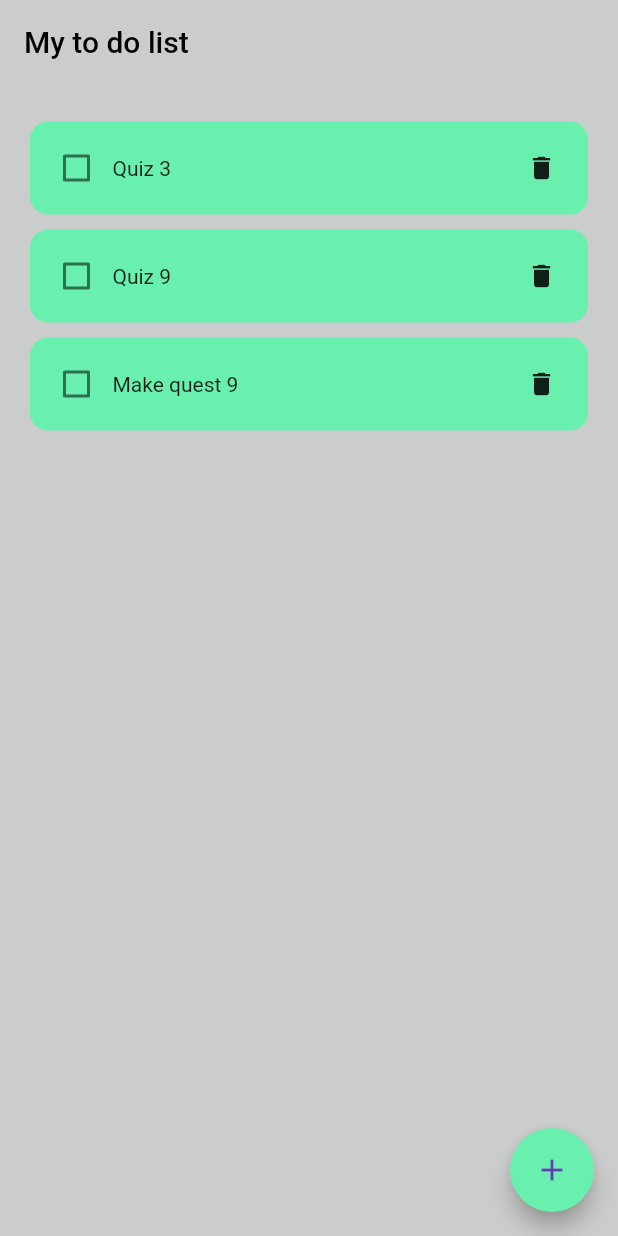
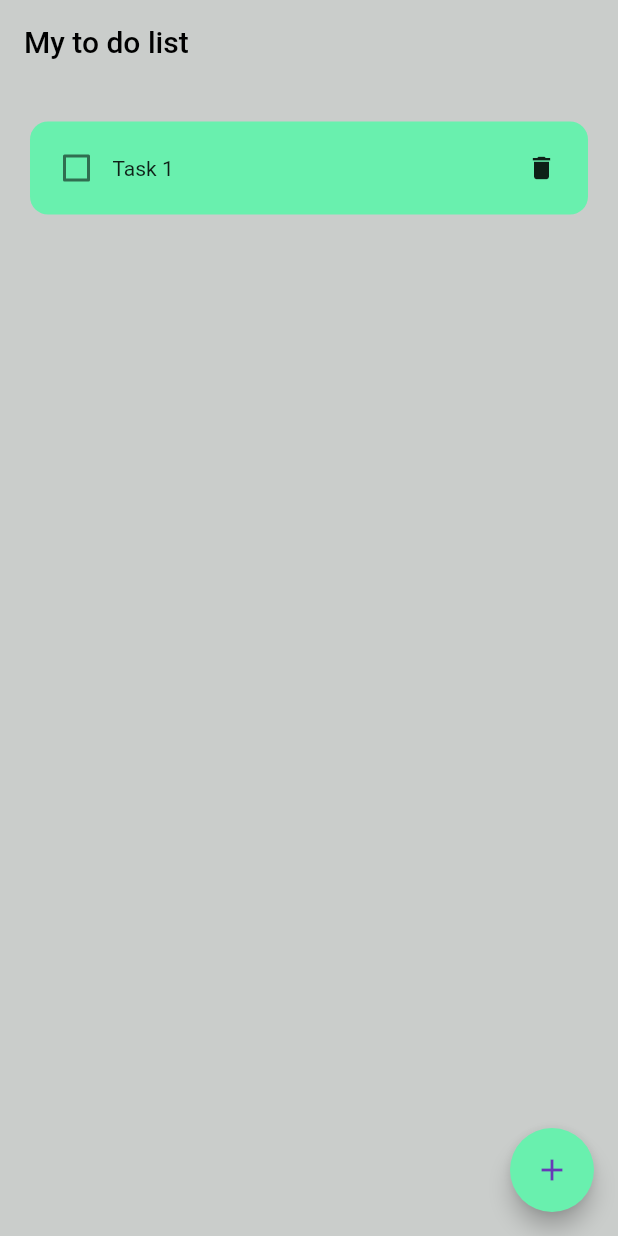
Before and after one commit to kylsnchz12/sp-elec-to-do-list, a Flutter app: the screen it shows after launch, on a phone screen of 412 x 824 dp. Run offline on Flutter 3.47's test engine with Material 2 defaults, Android fonts, the phone set to English and light mode, and no system bars.

Commit message:
To do list

```diff
--- a/ToDoList/flutter_application_todo/lib/homepage.dart
+++ b/ToDoList/flutter_application_todo/lib/homepage.dart
@@ -11,9 +11,7 @@ class HomePage extends StatefulWidget {
 
 class _HomePageState extends State<HomePage> {
   List toDoList = [
-    ["Quiz 3", false],
-    ["Quiz 9", false],
-    ["Make quest 9", false],
+    ["Task 1", false],
   ];
 
   final _controller = TextEditingController();
```
